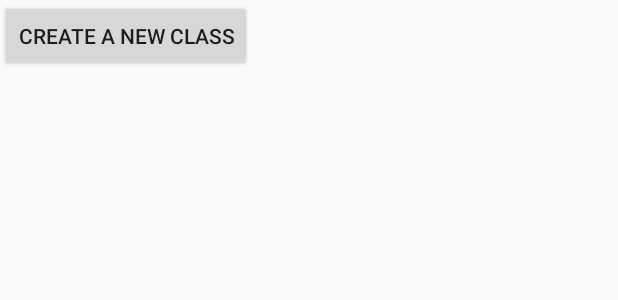
After one commit to kinglouis123/L02_12, an Android app: the layout activity_professor_menu.xml on its own in the app's theme, with its tools: preview values and no code run, on a phone screen of 412 x 824 dp. The commit adds this screen. Shown: the top 300 px of the screen. Run offline under Robolectric (Android 15) with nearby library versions, the phone set to English and light mode, and no system bars.

Commit message:
Create professor menu activity

```diff
--- a/src/Stapp/app/src/main/AndroidManifest.xml
+++ b/src/Stapp/app/src/main/AndroidManifest.xml
@@ -2,7 +2,8 @@
 <manifest xmlns:android="http://schemas.android.com/apk/res/android"
     package="com.stapp">
 
-  <application android:name="com.stapp.database.ContextHelper"
+    <application
+        android:name=".database.ContextHelper"
         android:allowBackup="true"
         android:icon="@mipmap/ic_launcher"
         android:label="@string/app_name"
@@ -16,9 +17,8 @@
                 <category android:name="android.intent.category.LAUNCHER" />
             </intent-filter>
         </activity>
-
         <activity android:name=".activities.RegisterActivity" />
-
+        <activity android:name=".activities.ProfessorMenu"></activity>
     </application>
 
 </manifest>
--- /dev/null
+++ b/src/Stapp/app/src/main/res/layout/activity_professor_menu.xml
@@ -0,0 +1,15 @@
+<?xml version="1.0" encoding="utf-8"?>
+<android.support.constraint.ConstraintLayout xmlns:android="http://schemas.android.com/apk/res/android"
+    xmlns:app="http://schemas.android.com/apk/res-auto"
+    xmlns:tools="http://schemas.android.com/tools"
+    android:layout_width="match_parent"
+    android:layout_height="match_parent"
+    tools:context="com.stapp.activities.ProfessorMenu">
+    <Button
+        android:id="@+id/ProfMenuButtonCreateClass"
+        android:layout_width="wrap_content"
+        android:layout_height="wrap_content"
+        android:text="Create a new class"
+        android:onClick="createClassActivity"/>
+
+</android.support.constraint.ConstraintLayout>
```
Also changed, not shown: src/Stapp/app/src/main/java/com/stapp/activities/ProfessorMenu.java (added, +19 -0 lines), src/Stapp/app/src/main/res/values/strings.xml (indentation only). Lines whose indentation alone changed are shown as unchanged.
